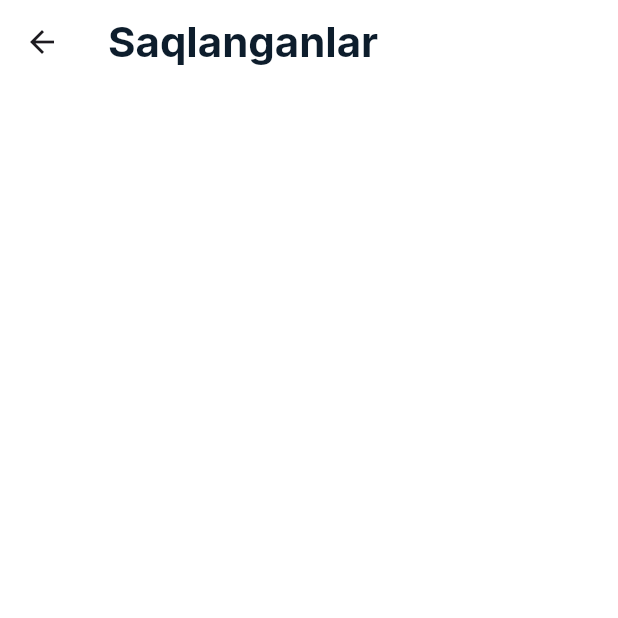
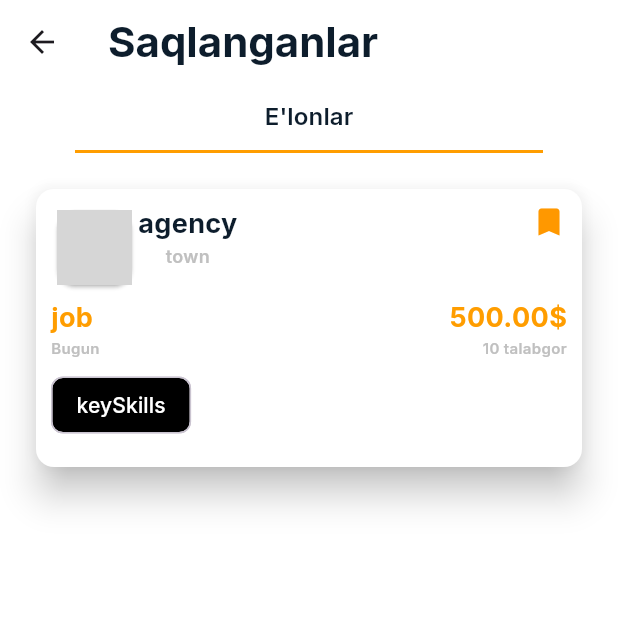
Before and after one commit to OtabekNuriddinov/ish_topdim, a Flutter app: the FavoritesPage screen opened directly, on a phone screen of 412 x 824 dp, the top half of it. Run offline on Flutter 3.47's test engine with Material 3 defaults, Android fonts, the light colour scheme and no system bars; our stand-ins replace flutter_svg, go_router, google_fonts, sizer; network calls fail; grey boxes are pictures that could not be loaded.

Commit message:
[011] Favorites page togirlandi

```diff
--- a/lib/core/components/job_card_component.dart
+++ b/lib/core/components/job_card_component.dart
@@ -1,3 +1,4 @@
+import 'package:flutter/cupertino.dart';
 import 'package:flutter/material.dart';
 import 'package:google_fonts/google_fonts.dart';
 import 'package:sizer/sizer.dart';
@@ -6,9 +7,22 @@ import '../theme/text_styles.dart';
 import '../theme/themes.dart';
 
 class JobCard extends StatelessWidget {
-  const JobCard({super.key, required this.agency, required this.town, required this.job , required this.keySkills, required this.companyImageUrl, required this.salary, required this.createdTime, required this.volunteers,});
+  const JobCard({
+    super.key,
+    required this.agency,
+    required this.town,
+    required this.job,
+    required this.keySkills,
+    required this.companyImageUrl,
+    required this.salary,
+    required this.createdTime,
+    required this.volunteers,
+    this.isFavorite = false,
+  });
+
   final String agency;
   final String job;
+  final bool isFavorite;
   final double salary;
   final int volunteers;
   final String companyImageUrl;
@@ -19,7 +33,7 @@ class JobCard extends StatelessWidget {
 
   @override
   Widget build(BuildContext context) {
-    return  Card(
+    return Card(
       color: Themes.white,
       elevation: 10,
       child: SizedBox(
@@ -38,16 +52,15 @@ class JobCard extends StatelessWidget {
                   children: [
                     Card(
                       shape: RoundedRectangleBorder(
-                        borderRadius: BorderRadius.circular(12)
-                      ),
+                          borderRadius: BorderRadius.circular(12)),
                       clipBehavior: Clip.antiAlias,
                       child: SizedBox(
                         height: 50,
                         width: 50,
                         child: Image.network(
                           companyImageUrl,
-                            fit: BoxFit.cover,
-                            ),
+                          fit: BoxFit.cover,
+                        ),
                       ),
                     ),
                     Column(
@@ -63,7 +76,8 @@ class JobCard extends StatelessWidget {
                         )
                       ],
                     ),
-                    Spacer()
+                    const Spacer(),
+                    isFavorite ? Icon(Icons.bookmark , color: Colors.orange,) : SizedBox.shrink()
                   ],
                 ),
               ),
@@ -83,7 +97,11 @@ class JobCard extends StatelessWidget {
               Row(
                 mainAxisAlignment: MainAxisAlignment.spaceBetween,
                 children: [
-                  Text(createdTime.day == DateTime.now().day? "Bugun" : "${DateTime.now().difference(createdTime).inDays} kun oldin yaratildi", style: TextStyles.h7()),
+                  Text(
+                      createdTime.day == DateTime.now().day
+                          ? "Bugun"
+                          : "${DateTime.now().difference(createdTime).inDays} kun oldin yaratildi",
+                      style: TextStyles.h7()),
                   Text("$volunteers talabgor", style: TextStyles.h7()),
                 ],
               ),
@@ -95,7 +113,10 @@ class JobCard extends StatelessWidget {
                     return Chip(
                       backgroundColor: Themes.black,
                       labelStyle: GoogleFonts.inter(color: Themes.white),
-                      label: Text(keySkills[index] , overflow: TextOverflow.visible, ),
+                      label: Text(
+                        keySkills[index],
+                        overflow: TextOverflow.visible,
+                      ),
                     );
                   },
                 ),
--- a/lib/core/router/go_router.dart
+++ b/lib/core/router/go_router.dart
@@ -17,7 +17,7 @@ final GlobalKey<NavigatorState> shellNavigatorKey = GlobalKey<NavigatorState>();
 
 final GoRouter router = GoRouter(
   navigatorKey: rootNavigatorKey,
-  initialLocation: '/splash',
+  initialLocation: '/favorite',
   routes: [
     GoRoute(path: '/splash', builder: (context, state) => const SplashScreen()),
     GoRoute(
--- a/lib/core/theme/text_styles.dart
+++ b/lib/core/theme/text_styles.dart
@@ -11,6 +11,8 @@ sealed class TextStyles {
       color: color, fontSize: 20, fontWeight: FontWeight.w700);
   static  h4({Color color = Themes.black57}) => GoogleFonts.inter(
       color: color, fontSize: 18, fontWeight: FontWeight.w700);
+  static  h5({Color color = Themes.black57}) => GoogleFonts.inter(
+      color: color, fontSize: 16, fontWeight: FontWeight.w600);
 
   static  h7({Color color = Themes.grey}) => GoogleFonts.inter(
       fontSize: 10, color: color, fontWeight: FontWeight.w600);
--- a/lib/features/favorites/presentation/favorites_page.dart
+++ b/lib/features/favorites/presentation/favorites_page.dart
@@ -1,6 +1,7 @@
 import 'package:flutter/material.dart';
 import 'package:ish_topdim/core/theme/themes.dart';
 
+import '../../../core/components/job_card_component.dart';
 import '../../../core/theme/text_styles.dart';
 
 class FavoritesPage extends StatelessWidget {
@@ -8,11 +9,35 @@ class FavoritesPage extends StatelessWidget {
 
   @override
   Widget build(BuildContext context) {
-    return Scaffold(
-      backgroundColor: Themes.white,
-      appBar: AppBar(
+    return DefaultTabController(
+      length: 1,
+      child: Scaffold(
         backgroundColor: Themes.white,
-        title: Text("Saqlanganlar" , style: TextStyles.h1(),),
+        appBar: AppBar(
+          backgroundColor: Themes.white,
+          title: Text(
+            "Saqlanganlar",
+            style: TextStyles.h1(),
+          ),
+          bottom: Tab(
+            child: Padding(
+              padding: EdgeInsets.symmetric(horizontal: 50),
+              child: TabBar(
+                indicatorColor: Themes.orange,
+                indicatorSize: TabBarIndicatorSize.tab,
+                tabs: [
+                  Tab(child: Text("E'lonlar" , style: TextStyles.h5(),), ),
+                ],
+              ),
+            ),
+          ),
+        ),
+        body: ListView(
+          padding: EdgeInsets.all(20),
+          children: [
+            JobCard(agency: "agency", town: "town", job: "job", keySkills: ["keySkills"], companyImageUrl: "https://encrypted-tbn0.gstatic.com/images?q=tbn:ANd9GcTm-Ko7RicfZeQfv0bZ6RZTmoSkzWPrSb_l3g&s", salary: 500, createdTime: DateTime.now(), volunteers: 10  , isFavorite: true,)
+          ],
+        ),
       ),
     );
   }
```
